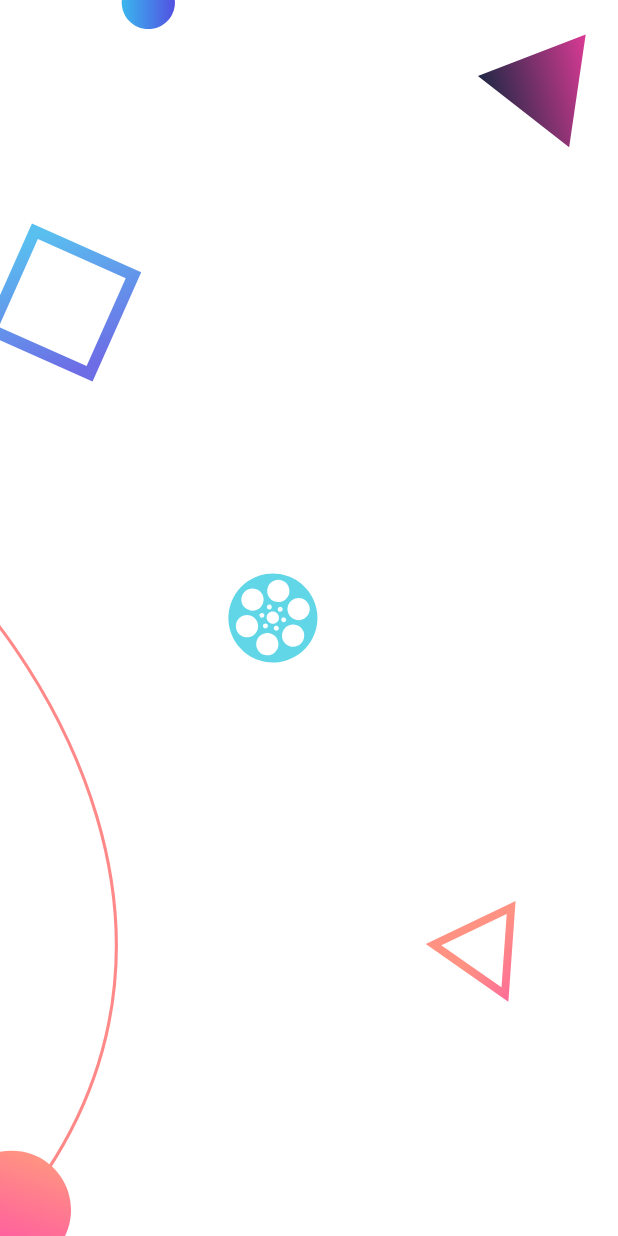
After one commit to VanSharine/filmix-demostracao-projeto, an Android app: the layout activity_splash.xml on its own in the app's theme, with its tools: preview values and no code run, on a phone screen of 412 x 824 dp. The commit adds this screen. Run offline under Robolectric (Android 15) with nearby library versions, the phone set to English and light mode, and no system bars.

Commit message:
add background lottie and logo animation

```diff
--- a/app/src/main/java/com/github/grupo7dh/filmix/view/SpashActivity.kt
+++ b/app/src/main/java/com/github/grupo7dh/filmix/view/SpashActivity.kt
@@ -3,15 +3,21 @@ package com.github.grupo7dh.filmix.view
 import android.content.Intent
 import androidx.appcompat.app.AppCompatActivity
 import android.os.Bundle
+import android.os.Handler
 import com.github.grupo7dh.filmix.MainActivity
+import com.github.grupo7dh.filmix.R
 
 class SpashActivity : AppCompatActivity() {
+    private val splashTimeout: Long = 6000
     override fun onCreate(savedInstanceState: Bundle?) {
         super.onCreate(savedInstanceState)
+        setContentView(R.layout.activity_splash)
         navigateToMainActivity()
     }
     private fun navigateToMainActivity() {
-        startActivity(Intent(this, MainActivity::class.java))
-        finish()
+        Handler().postDelayed({
+            startActivity(Intent(this, MainActivity::class.java))
+            finish()
+        }, splashTimeout)
     }
 }
--- a/app/src/main/res/drawable/splash.xml
+++ /dev/null
@@ -1,6 +0,0 @@
-<?xml version="1.0" encoding="utf-8"?>
-<layer-list xmlns:android="http://schemas.android.com/apk/res/android" android:opacity="opaque">
-    <item android:drawable="@color/primaryColor" />
-    <item android:drawable="@drawable/ic_logo" android:gravity="center"/>
-    <item android:drawable="@drawable/ic_filmix" android:gravity="bottom|center" android:bottom="100dp"/>
-</layer-list>
--- /dev/null
+++ b/app/src/main/res/layout/activity_splash.xml
@@ -0,0 +1,30 @@
+<?xml version="1.0" encoding="utf-8"?>
+<androidx.constraintlayout.widget.ConstraintLayout xmlns:android="http://schemas.android.com/apk/res/android"
+    android:layout_width="match_parent"
+    android:layout_height="match_parent"
+    xmlns:app="http://schemas.android.com/apk/res-auto">
+    <com.airbnb.lottie.LottieAnimationView
+        android:id="@+id/bg_splash_animation"
+        android:layout_width="match_parent"
+        android:layout_height="match_parent"
+        app:layout_constraintBottom_toBottomOf="parent"
+        app:layout_constraintEnd_toEndOf="parent"
+        app:layout_constraintStart_toStartOf="parent"
+        app:layout_constraintTop_toTopOf="parent"
+        android:scaleType="fitCenter"
+        app:lottie_autoPlay="true"
+        app:lottie_loop="false"
+        app:lottie_rawRes="@raw/splash_filmix_bg"/>
+    <com.airbnb.lottie.LottieAnimationView
+        android:id="@+id/logo_splash_animation"
+        android:layout_width="match_parent"
+        android:layout_height="match_parent"
+        app:layout_constraintBottom_toBottomOf="parent"
+        app:layout_constraintEnd_toEndOf="parent"
+        app:layout_constraintStart_toStartOf="parent"
+        app:layout_constraintTop_toTopOf="parent"
+        app:lottie_autoPlay="true"
+        app:lottie_loop="false"
+        app:lottie_rawRes="@raw/splash_filmix"/>
+
+</androidx.constraintlayout.widget.ConstraintLayout>
--- a/app/src/main/res/values/themes.xml
+++ b/app/src/main/res/values/themes.xml
@@ -15,6 +15,6 @@
     </style>
     <style name="Theme.Filmix.Splash" parent="Theme.MaterialComponents.NoActionBar">
         <item name="android:windowFullscreen">true</item>
-        <item name="android:windowBackground">@drawable/splash</item>
+        <item name="android:windowBackground">@color/primaryColor</item>
     </style>
 </resources>
```
Also changed, not shown: app/src/main/res/raw/splash_filmix.json (added, +1 -0 lines), app/src/main/res/raw/splash_filmix_bg.json (added, +1 -0 lines).
